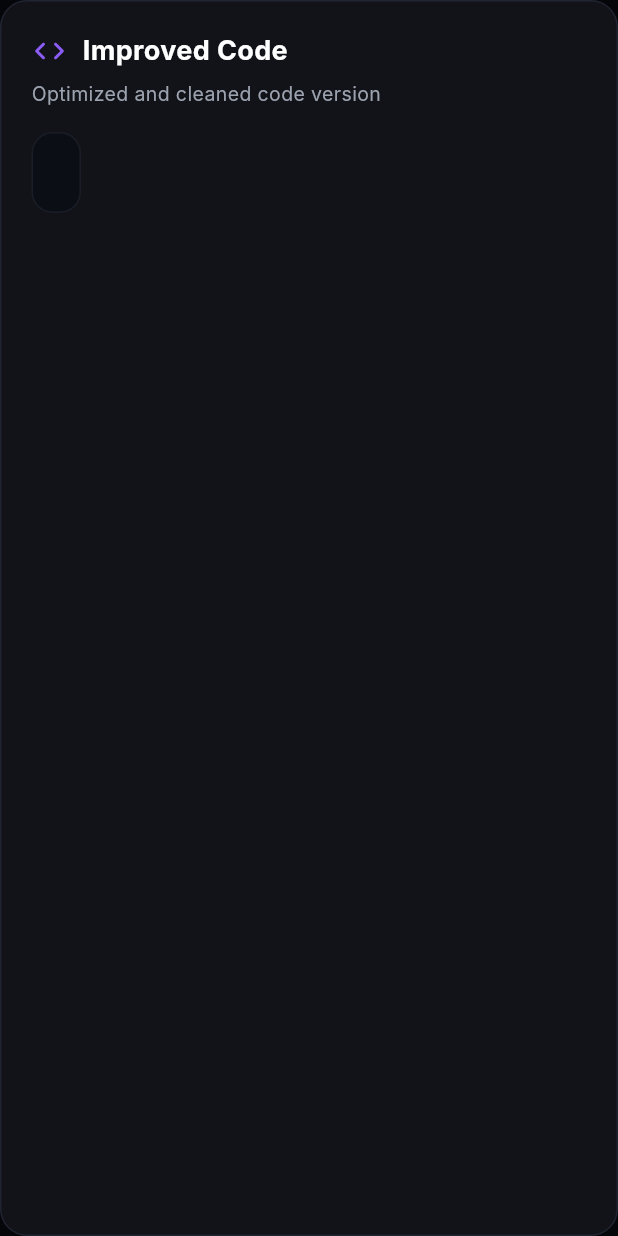
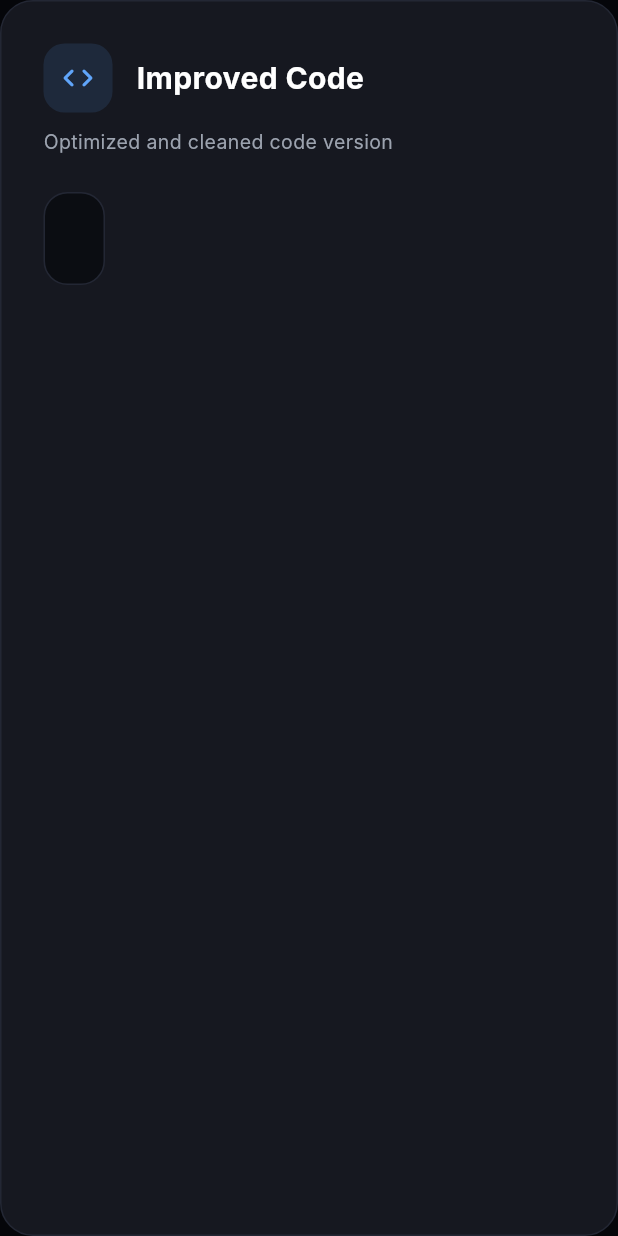
Before and after one commit to akshita655/code-sage-ai-reviewer, a Flutter app: the ImprovedCodeCard widget shown alone on an empty page, opened directly with empty values, on a phone screen of 412 x 824 dp. Run offline on Flutter 3.47's test engine with Material 3 defaults, Android fonts, the phone set to English and light mode, and no system bars; our stand-ins replace flutter_dotenv, flutter_highlight, google_fonts; missing offline and left inert: code_text_field, dart:html, highlight; Roboto replaces fonts that are missing (Inter).

Commit message:
added improved code

```diff
--- a/lib/widgets/improved_code_card.dart
+++ b/lib/widgets/improved_code_card.dart
@@ -15,32 +15,44 @@ class ImprovedCodeCard extends StatelessWidget {
   @override
   Widget build(BuildContext context) {
     return Container(
+      width: double.infinity,
+      padding: const EdgeInsets.fromLTRB(28, 28, 28, 28),
       decoration: BoxDecoration(
-        color: const Color(0xFF111318), // outer background (same tone)
-        borderRadius: BorderRadius.circular(18),
-        border: Border.all(color: const Color(0xFF1F2430)),
+        color: const Color(0xFF161820),
+        borderRadius: BorderRadius.circular(22),
+        border: Border.all(color: const Color(0xFF232734)),
       ),
-      padding: const EdgeInsets.all(20),
       child: Column(
         crossAxisAlignment: CrossAxisAlignment.start,
         children: [
-          /// 🔹 TITLE
+          // 🔥 HEADER (same style as ComplexityCard)
           Row(
-            children: const [
-              Icon(Icons.code_rounded, color: Color(0xFF8B5CF6)),
-              SizedBox(width: 10),
-              Text(
+            children: [
+              Container(
+                width: 46,
+                height: 46,
+                decoration: BoxDecoration(
+                  color: const Color(0xFF1E293B),
+                  borderRadius: BorderRadius.circular(14),
+                ),
+                child: const Icon(
+                  Icons.code_rounded,
+                  color: Color(0xFF60A5FA),
+                ),
+              ),
+              const SizedBox(width: 16),
+              const Text(
                 'Improved Code',
                 style: TextStyle(
                   color: Colors.white,
                   fontWeight: FontWeight.w700,
-                  fontSize: 18,
+                  fontSize: 20,
                 ),
               ),
             ],
           ),
 
-          const SizedBox(height: 6),
+          const SizedBox(height: 10),
 
           const Text(
             'Optimized and cleaned code version',
@@ -50,16 +62,16 @@ class ImprovedCodeCard extends StatelessWidget {
             ),
           ),
 
-          const SizedBox(height: 16),
+          const SizedBox(height: 24),
 
-          /// 🔹 CODE BOX (inner card like complexity rows)
+          // 🔥 CODE BLOCK (same inner style as complexity rows)
           Container(
+            padding: const EdgeInsets.all(18),
             decoration: BoxDecoration(
-              color: const Color(0xFF0B0E14),
-              borderRadius: BorderRadius.circular(14),
-              border: Border.all(color: const Color(0xFF1A1D27)),
+              color: const Color(0xFF0B0D12),
+              borderRadius: BorderRadius.circular(16),
+              border: Border.all(color: const Color(0xFF232734)),
             ),
-            padding: const EdgeInsets.all(14),
             child: Scrollbar(
               controller: scrollController,
               thumbVisibility: true,
```
